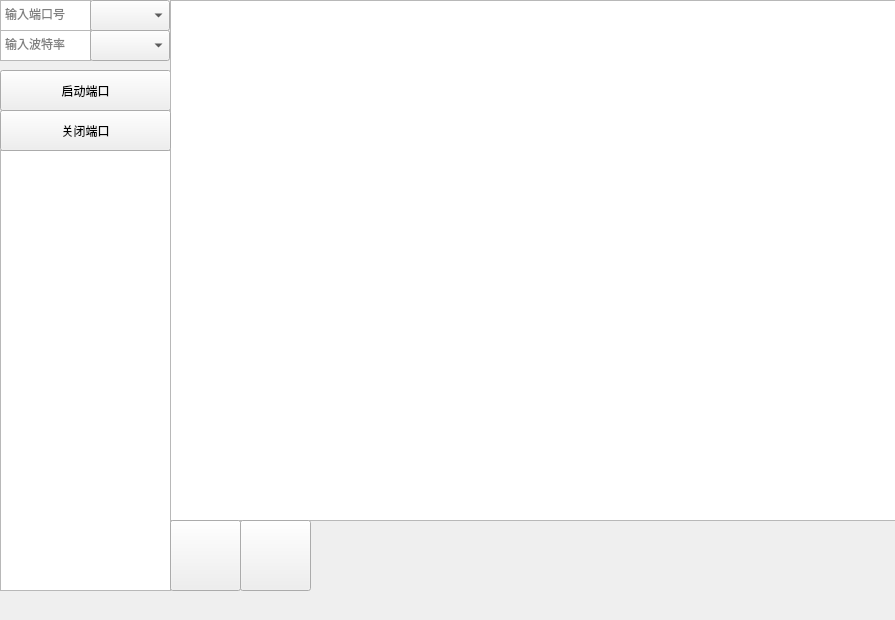
First picture: the form in Message.ui, repository shaochang123/ui_pyside6, before the edit.
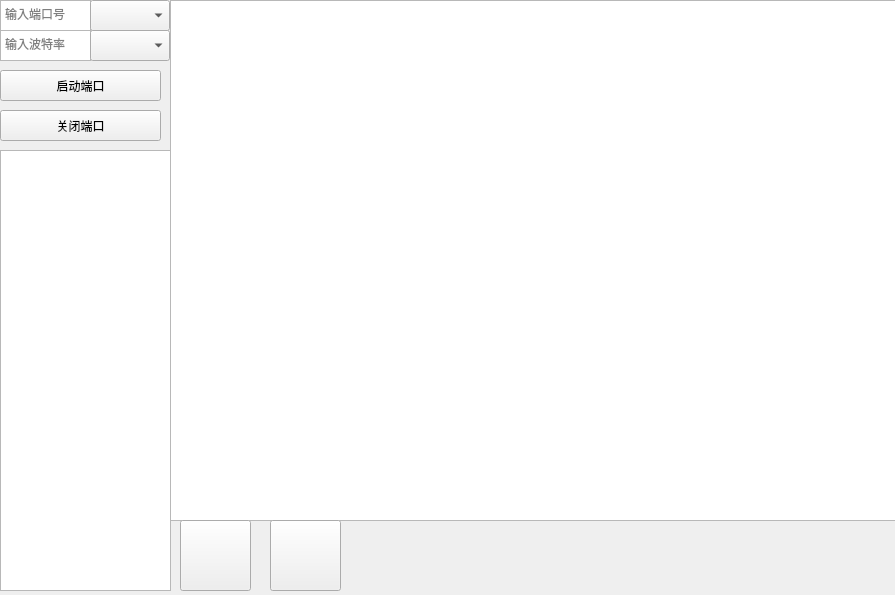
Second picture: the form after the edit. Icons and pictures are not drawn.

Diff of the .ui file:
```diff
--- a/Message.ui
+++ b/Message.ui
@@ -7,12 +7,15 @@
     <x>0</x>
     <y>0</y>
     <width>895</width>
-    <height>620</height>
+    <height>595</height>
    </rect>
   </property>
   <property name="windowTitle">
    <string>MainWindow</string>
   </property>
+  <property name="styleSheet">
+   <string notr="true"/>
+  </property>
   <widget class="QWidget" name="centralwidget">
    <widget class="QTextEdit" name="ComName">
     <property name="geometry">
@@ -45,8 +48,8 @@
      <rect>
       <x>0</x>
       <y>70</y>
-      <width>171</width>
-      <height>41</height>
+      <width>161</width>
+      <height>31</height>
      </rect>
     </property>
     <property name="text">
@@ -99,7 +102,7 @@
    <widget class="QPushButton" name="clear">
     <property name="geometry">
      <rect>
-      <x>170</x>
+      <x>180</x>
       <y>520</y>
       <width>71</width>
       <height>71</height>
@@ -118,8 +121,8 @@
      <rect>
       <x>0</x>
       <y>110</y>
-      <width>171</width>
-      <height>41</height>
+      <width>161</width>
+      <height>31</height>
      </rect>
     </property>
     <property name="text">
@@ -129,7 +132,7 @@
    <widget class="QPushButton" name="pause">
     <property name="geometry">
      <rect>
-      <x>240</x>
+      <x>270</x>
       <y>520</y>
       <width>71</width>
       <height>71</height>
```
